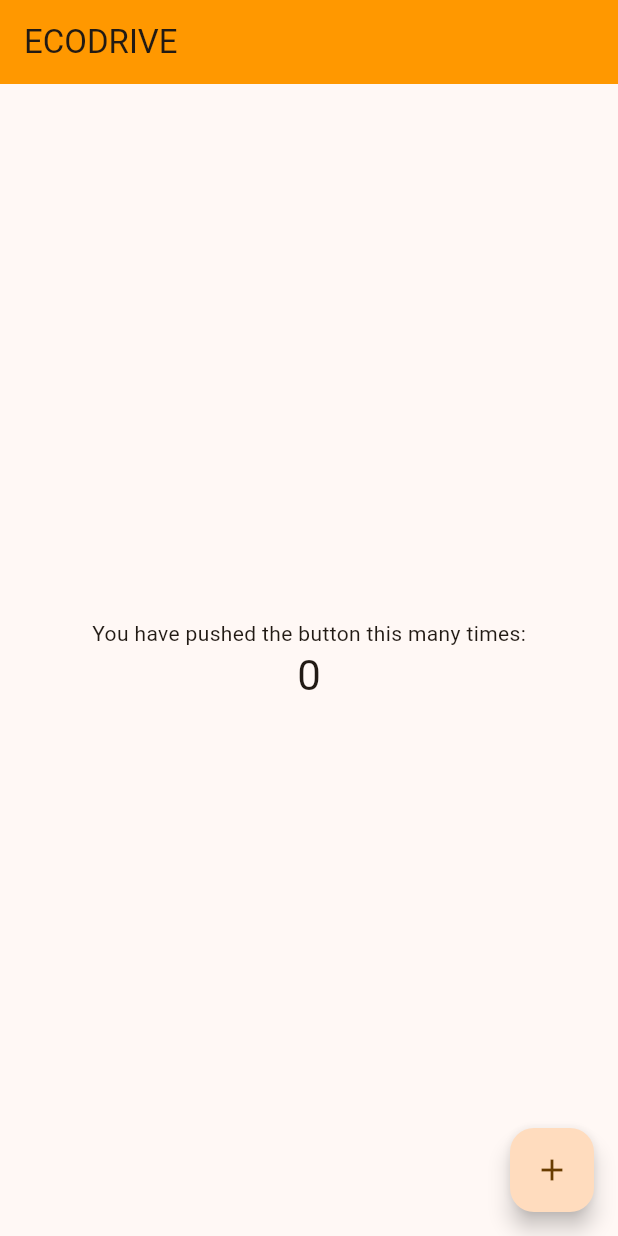
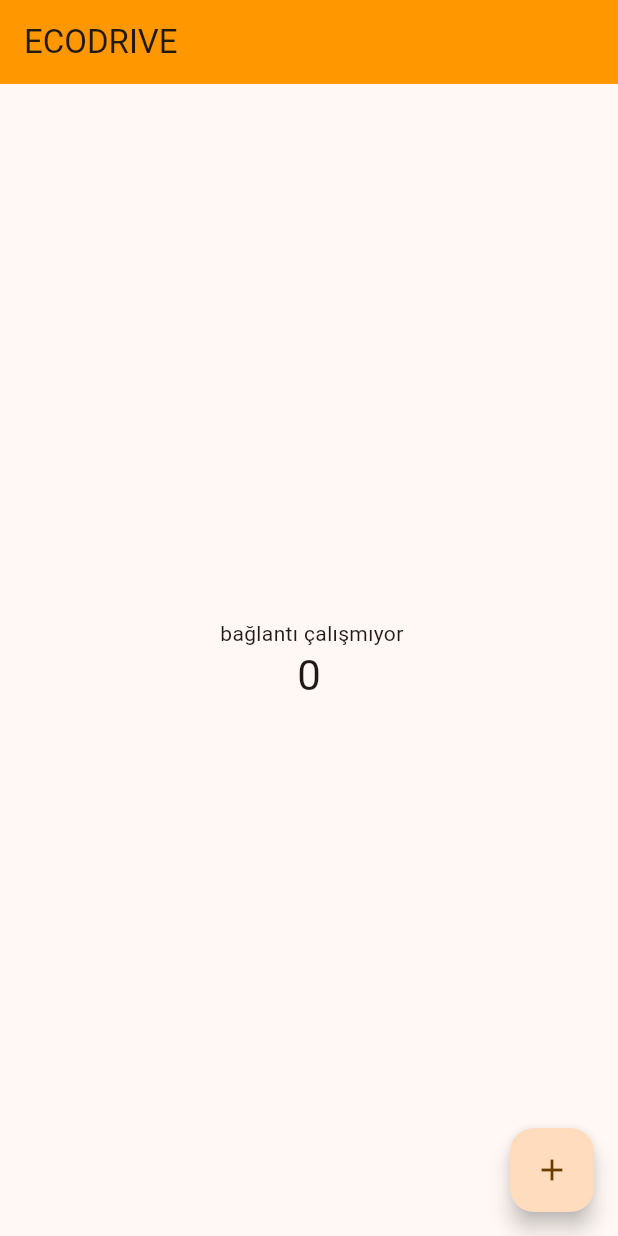
Before and after one commit to ykcnngl/ecodrive_SE380, a Flutter app: the screen it shows after launch, on a phone screen of 412 x 824 dp. Run offline on Flutter 3.47's test engine with Material 3 defaults, Android fonts, the phone set to English and light mode, and no system bars.

Commit message:
bağlantı çalışmıyor

```diff
--- a/lib/main.dart
+++ b/lib/main.dart
@@ -61,7 +61,7 @@ class _MyHomePageState extends State<MyHomePage> {
           mainAxisAlignment: MainAxisAlignment.center,
           children: <Widget>[
             const Text(
-              'You have pushed the button this many times:',
+              ' bağlantı çalışmıyor',
             ),
             Text(
               '$_counter',
```
